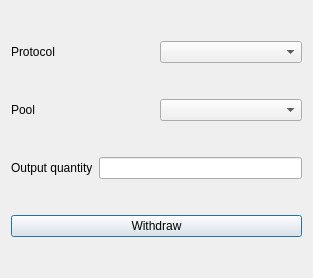
First picture: the form in Withdrawdialog.ui, repository LiquidityProtocol/AMM-Simulator, before the edit.
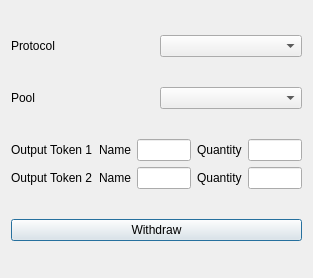
Second picture: the form after the edit.

Commit message: display output if withdraw

```diff
--- a/Withdrawdialog.ui
+++ b/Withdrawdialog.ui
@@ -43,20 +43,84 @@
     </layout>
    </item>
    <item>
+   <layout class="QVBoxLayout" name="verticalLayout_3">
+   <item>
+       <layout class="QHBoxLayout" name="horizontalLayout_1">
+        <item>
+         <widget class="QLabel" name="label_4">
+          <property name="text">
+           <string>Output Token 1</string>
+          </property>
+         </widget>
+        </item>
+        <item>
+         <widget class="QLabel" name="label_4">
+          <property name="text">
+           <string>Name</string>
+          </property>
+         </widget>
+        </item>
+        <item>
+         <widget class="QLineEdit" name="output_1_name_lineEdit">
+          <property name="readOnly">
+           <bool>true</bool>
+          </property>
+         </widget>
+        </item>
+        <item>
+         <widget class="QLabel" name="label_4">
+          <property name="text">
+           <string>Quantity</string>
+          </property>
+         </widget>
+        </item>
+        <item>
+         <widget class="QLineEdit" name="output_1_quantity_lineEdit">
+          <property name="readOnly">
+           <bool>true</bool>
+          </property>
+         </widget>
+        </item>
+       </layout>
+    </item>
+    <item>
     <layout class="QHBoxLayout" name="horizontalLayout_3">
      <item>
       <widget class="QLabel" name="label_4">
        <property name="text">
-        <string>Output quantity</string>
+           <string>Output Token 2</string>
        </property>
       </widget>
      </item>
      <item>
-      <widget class="QLineEdit" name="output_quantity_lineEdit">
+         <widget class="QLabel" name="label_4">
+          <property name="text">
+           <string>Name</string>
+          </property>
+         </widget>
+        </item>
+        <item>
+         <widget class="QLineEdit" name="output_2_name_lineEdit">
        <property name="readOnly">
         <bool>true</bool>
        </property>
       </widget>
+        </item>
+        <item>
+         <widget class="QLabel" name="label_4">
+          <property name="text">
+           <string>Quantity</string>
+          </property>
+         </widget>
+        </item>
+        <item>
+         <widget class="QLineEdit" name="output_2_quantity_lineEdit">
+          <property name="readOnly">
+           <bool>true</bool>
+          </property>
+         </widget>
+        </item>
+       </layout>
      </item>
     </layout>
    </item>
```
Lines whose indentation alone changed are shown as unchanged. The commit also changes 1 other file.
